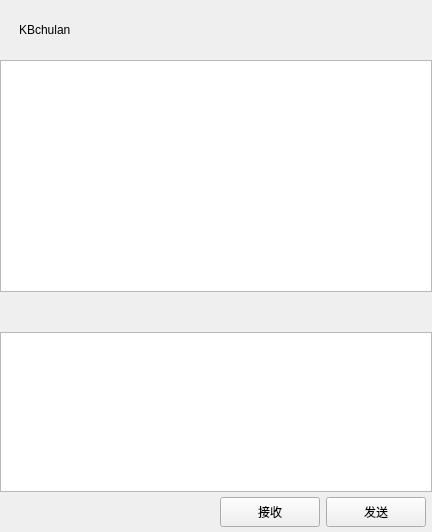
KBchulan/ChatRoom, file chatroom/chatpage.ui: the form before one commit.
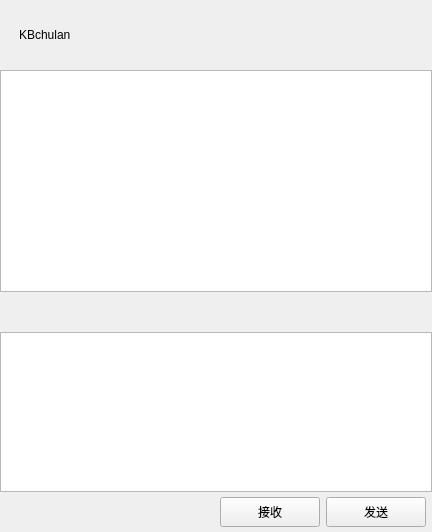
The form after the commit. Custom widgets are drawn as their Qt base class.

Patch:
```diff
--- a/chatroom/chatpage.ui
+++ b/chatroom/chatpage.ui
@@ -34,13 +34,13 @@
      <property name="minimumSize">
       <size>
        <width>0</width>
-       <height>60</height>
+       <height>70</height>
       </size>
      </property>
      <property name="maximumSize">
       <size>
        <width>16777215</width>
-       <height>60</height>
+       <height>70</height>
       </size>
      </property>
      <layout class="QHBoxLayout" name="horizontalLayout_3">
```
